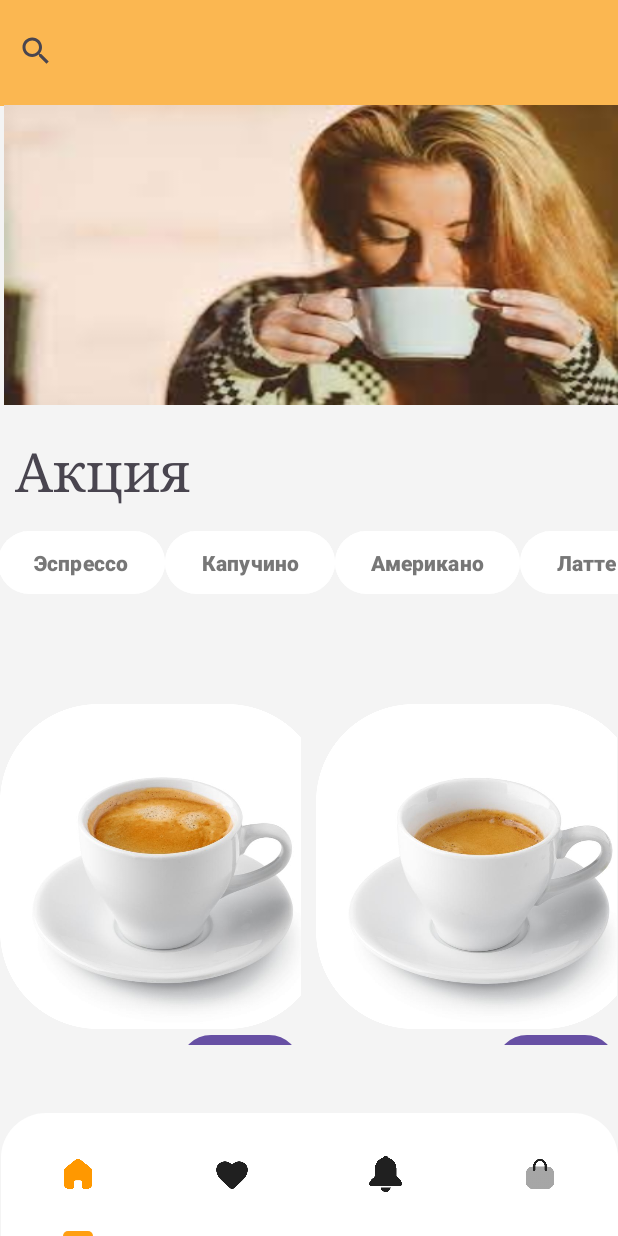
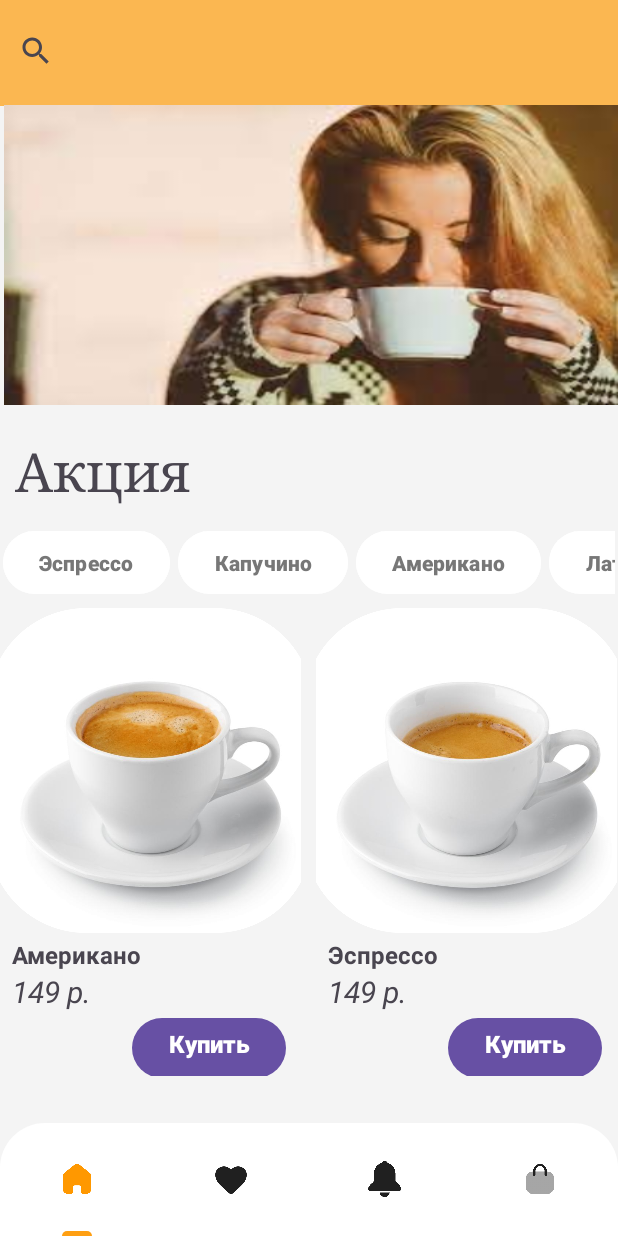
Before and after one commit to Justpanda592/HorizontalSasanyaScroll, an Android app: the screen it shows after launch (MainActivity), on a phone screen of 412 x 824 dp. Run offline under Robolectric (Android 15) with nearby library versions, the phone set to English and light mode, and no system bars.

Commit message:
Fixed small things #1

```diff
--- a/app/src/main/java/com/example/horizontalsasanyascroll/MainActivity.java
+++ b/app/src/main/java/com/example/horizontalsasanyascroll/MainActivity.java
@@ -60,7 +60,6 @@ public class MainActivity extends AppCompatActivity {
         GridView gridview = (GridView) findViewById(R.id.gridView1);
         ImageAdapter adapter = new ImageAdapter(itemslist, this);
         gridview.setAdapter(adapter);
-        gridview.setOnItemClickListener(gridviewOnItemClickListener);
         SearchView searchView = (SearchView) findViewById(R.id.searchView);
         for(int i=0; i < coffee_name.length; i++){
             ItemsModel itemsModel = new ItemsModel(coffee_name[i], coffeeCosts[i].toString(), coffeeThumbIds[i]);
@@ -267,23 +266,6 @@ public class MainActivity extends AppCompatActivity {
             }
         });
     }
-    private GridView.OnItemClickListener gridviewOnItemClickListener = new AdapterView.OnItemClickListener() {
-        @Override
-        public void onItemClick(AdapterView<?> parent, View v, int position, long id) {
-            CustomDialog dialog = new CustomDialog(MainActivity.this);
-            dialog.show();
-            TextView textViewMessage = dialog.findViewById(R.id.text_view_message);
-            textViewMessage.setText(textViewMessage.getText() + coffee_name[position]);
-            TextView textViewCost = dialog.findViewById(R.id.text_view_cost);
-            textViewCost.setText(textViewCost.getText() + coffeeCosts[position].toString() + " р.");
-            TextView textViewMl = dialog.findViewById(R.id.text_view_ml);
-            textViewMl.setText(textViewMl.getText() + coffee_ml[position].toString() + "мл");
-            TextView textViewDesc = dialog.findViewById(R.id.text_view_desc);
-            textViewDesc.setText(textViewDesc.getText() + coffee_desc[position]);
-            ImageView image = dialog.findViewById(R.id.image);
-            image.setImageResource(coffeeThumbIds[position]);
-        }
-    };
     public class ImageAdapter extends BaseAdapter implements Filterable {
         private Context mContext;
         private List<ItemsModel> itemsModelList;
@@ -315,8 +297,32 @@ public class MainActivity extends AppCompatActivity {
                 holder.txt_name = (TextView) convertView.findViewById(R.id.txt_name);
                 holder.txt_cost = (TextView) convertView.findViewById(R.id.txt_cost);
                 holder.imageView = (ImageView) convertView.findViewById(R.id.image);
+                holder.imageView.setOnClickListener(new View.OnClickListener() {
+                    @Override
+                    public void onClick(View v) {
+                        CustomDialog dialog = new CustomDialog(MainActivity.this);
+                        dialog.show();
+                        TextView textViewMessage = dialog.findViewById(R.id.text_view_message);
+                        textViewMessage.setText(textViewMessage.getText() + coffee_name[position]);
+                        TextView textViewCost = dialog.findViewById(R.id.text_view_cost);
+                        textViewCost.setText(textViewCost.getText() + coffeeCosts[position].toString() + " р.");
+                        TextView textViewMl = dialog.findViewById(R.id.text_view_ml);
+                        textViewMl.setText(textViewMl.getText() + coffee_ml[position].toString() + "мл");
+                        TextView textViewDesc = dialog.findViewById(R.id.text_view_desc);
+                        textViewDesc.setText(textViewDesc.getText() + coffee_desc[position]);
+                        ImageView image = dialog.findViewById(R.id.image);
+                        image.setImageResource(coffeeThumbIds[position]);
+                    }
+                });
                 holder.imageView.getLayoutParams().width = 325;
                 holder.imageView.getLayoutParams().height = 325;
+                holder.btn_buy = (Button) convertView.findViewById(R.id.btn_buy);
+                holder.btn_buy.setOnClickListener(new View.OnClickListener() {
+                    @Override
+                    public void onClick(View v) {
+                        //покупка
+                    }
+                });
                 convertView.setTag(holder);
             } else {
                 holder = (ViewHolder) convertView.getTag();
@@ -333,6 +339,7 @@ public class MainActivity extends AppCompatActivity {
             ImageView imageView;
             TextView txt_name;
             TextView txt_cost;
+            Button btn_buy;
         }
         @Override
         public Filter getFilter() {
--- a/app/src/main/res/layout/activity_main.xml
+++ b/app/src/main/res/layout/activity_main.xml
@@ -52,8 +52,8 @@
 
     <HorizontalScrollView
         android:id="@+id/horizontalScrollView"
-        android:layout_width="416dp"
-        android:layout_height="75dp"
+        android:layout_width="408dp"
+        android:layout_height="57dp"
         android:fillViewport="true"
         app:layout_constraintEnd_toEndOf="parent"
         app:layout_constraintStart_toStartOf="parent"
@@ -81,6 +81,7 @@
                 android:layout_width="match_parent"
                 android:layout_height="50dp"
                 android:layout_marginTop="10dp"
+                android:layout_marginLeft="5dp"
                 android:backgroundTint="@drawable/btn_hor_click"
                 android:text="Капучино"
                 android:textColor="#777"
@@ -92,6 +93,7 @@
                 android:layout_width="match_parent"
                 android:layout_height="50dp"
                 android:layout_marginTop="10dp"
+                android:layout_marginLeft="5dp"
                 android:backgroundTint="@drawable/btn_hor_click"
                 android:text="Американо"
                 android:textColor="#777"
@@ -103,6 +105,7 @@
                 android:layout_width="match_parent"
                 android:layout_height="50dp"
                 android:layout_marginTop="10dp"
+                android:layout_marginLeft="5dp"
                 android:backgroundTint="@drawable/btn_hor_click"
                 android:text="Латте"
                 android:textColor="#777"
@@ -114,6 +117,7 @@
                 android:layout_width="match_parent"
                 android:layout_height="50dp"
                 android:layout_marginTop="10dp"
+                android:layout_marginLeft="5dp"
                 android:backgroundTint="@drawable/btn_hor_click"
                 android:text="Какао"
                 android:textColor="#777"
@@ -125,6 +129,7 @@
                 android:layout_width="match_parent"
                 android:layout_height="50dp"
                 android:layout_marginTop="10dp"
+                android:layout_marginLeft="5dp"
                 android:backgroundTint="@drawable/btn_hor_click"
                 android:text="Фраппучино"
                 android:textColor="#777"
@@ -136,6 +141,7 @@
                 android:layout_width="match_parent"
                 android:layout_height="50dp"
                 android:layout_marginTop="10dp"
+                android:layout_marginLeft="5dp"
                 android:backgroundTint="@drawable/btn_hor_click"
                 android:text="Раф"
                 android:textColor="#777"
@@ -147,17 +153,15 @@
     <LinearLayout
         android:id="@+id/linearLayout"
         android:layout_width="match_parent"
-        android:layout_height="235dp"
+        android:layout_height="320dp"
         android:orientation="vertical"
-        app:layout_constraintBottom_toTopOf="@+id/tabLayout"
-        app:layout_constraintEnd_toEndOf="parent"
+        app:layout_constraintEnd_toEndOf="@+id/tabLayout"
         app:layout_constraintStart_toStartOf="parent"
         app:layout_constraintTop_toBottomOf="@+id/horizontalScrollView">
-
         <GridView
             android:id="@+id/gridView1"
-            android:layout_width="fill_parent"
-            android:layout_height="fill_parent"
+            android:layout_width="match_parent"
+            android:layout_height="match_parent"
             android:columnWidth="150dp"
             android:gravity="center"
             android:horizontalSpacing="10dp"
@@ -169,8 +173,8 @@
     <com.google.android.material.tabs.TabLayout
         android:id="@+id/tabLayout"
         style="@style/Widget.App.TabLayout"
-        android:layout_width="411dp"
-        android:layout_height="82dp"
+        android:layout_width="match_parent"
+        android:layout_height="75dp"
         android:background="@drawable/sanyalybitradius"
         app:layout_constraintBottom_toBottomOf="parent"
         app:layout_constraintEnd_toEndOf="parent"
--- a/app/src/main/res/layout/custom_grid.xml
+++ b/app/src/main/res/layout/custom_grid.xml
@@ -3,49 +3,44 @@
     android:layout_width="match_parent"
     android:layout_height="match_parent"
     android:orientation="vertical">
-
     <ImageView
         android:id="@+id/image"
         android:layout_width="wrap_content"
         android:layout_height="wrap_content"
         android:scaleType="centerCrop"
+        android:layout_gravity="center"
+        android:gravity="center"
         android:layout_marginTop="8dp"/>
-    <LinearLayout
-        android:layout_width="200dp"
-        android:layout_height="wrap_content"
-        android:orientation="horizontal">
-        <LinearLayout
-            android:layout_width="wrap_content"
-            android:layout_height="match_parent"
-            android:orientation="vertical">
     <TextView
         android:id="@+id/txt_name"
         android:layout_width="wrap_content"
         android:layout_height="wrap_content"
         android:layout_marginTop="5dp"
-                android:layout_marginRight="5dp"
+        android:layout_marginLeft="8dp"
         android:layout_gravity="left"
-                android:textSize="18dp"
-                android:textStyle="bold"/>
+        android:gravity="left"
+        android:textSize="16dp"
+        android:autoSizeTextType="uniform"
+        android:textStyle="bold"
+        android:fontFamily="cursive"/>
     <TextView
         android:id="@+id/txt_cost"
         android:layout_width="wrap_content"
         android:layout_height="wrap_content"
-                android:layout_marginRight="5dp"
+        android:layout_marginLeft="8dp"
         android:layout_gravity="left"
-                android:textSize="14dp"
+        android:gravity="left"
+        android:textSize="20dp"
         android:textStyle="italic" />
-        </LinearLayout>
-        <LinearLayout
-            android:layout_width="match_parent"
-            android:layout_height="match_parent"
-            android:orientation="vertical">
     <Button
-                android:layout_width="80dp"
-                android:layout_height="match_parent"
+        android:id="@+id/btn_buy"
+        android:layout_width="wrap_content"
+        android:layout_height="wrap_content"
         android:gravity="right"
-                android:layout_gravity="right"></Button>
-        </LinearLayout>
-    </LinearLayout>
+        android:layout_marginRight="10dp"
+        android:layout_gravity="right"
+        android:textSize="16dp"
+        android:textStyle="bold"
+        android:text="Купить"></Button>
 
 </LinearLayout>
```
Also changed, not shown: app/src/main/res/layout/custom_dialog.xml (+46 -16 lines). Lines whose indentation alone changed are shown as unchanged.
